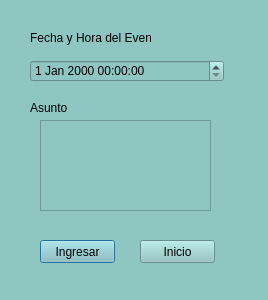
Qt form agenmaestros.ui (TellaCampos/proyecto-escuela) before a commit.
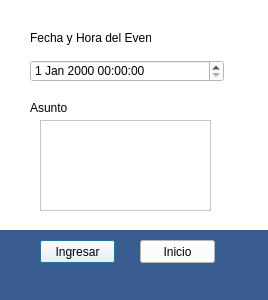
The same form after that commit.

The edit to the form file:
```diff
--- a/agenmaestros.ui
+++ b/agenmaestros.ui
@@ -14,7 +14,7 @@
    <string>Dialog</string>
   </property>
   <property name="styleSheet">
-   <string notr="true">background-color: rgb(143, 198, 194);</string>
+   <string notr="true">background-color: rgb(255, 255, 255);</string>
   </property>
   <widget class="QLabel" name="label">
    <property name="geometry">
@@ -88,6 +88,29 @@
     <string>Inicio</string>
    </property>
   </widget>
+  <widget class="QLabel" name="label_3">
+   <property name="geometry">
+    <rect>
+     <x>0</x>
+     <y>230</y>
+     <width>271</width>
+     <height>71</height>
+    </rect>
+   </property>
+   <property name="styleSheet">
+    <string notr="true">background-color: rgb(58, 93, 145);</string>
+   </property>
+   <property name="text">
+    <string/>
+   </property>
+  </widget>
+  <zorder>label_3</zorder>
+  <zorder>label</zorder>
+  <zorder>fecha</zorder>
+  <zorder>label_2</zorder>
+  <zorder>textEdit</zorder>
+  <zorder>pushButton</zorder>
+  <zorder>pushButton_2</zorder>
  </widget>
  <resources/>
  <connections/>
```
